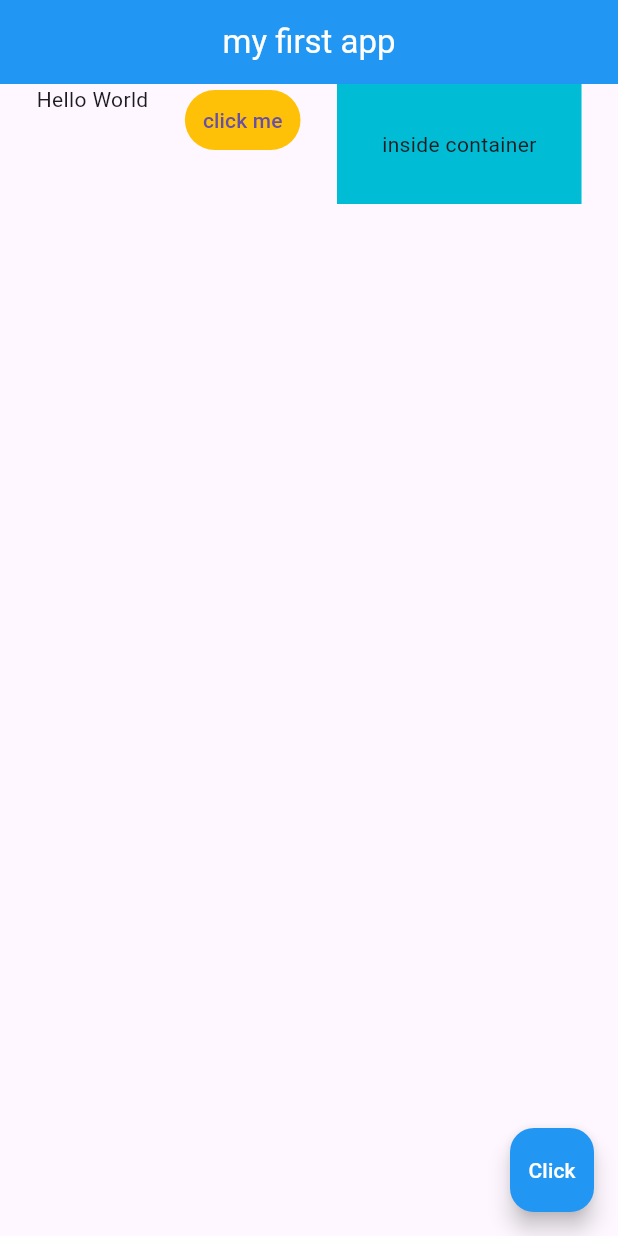
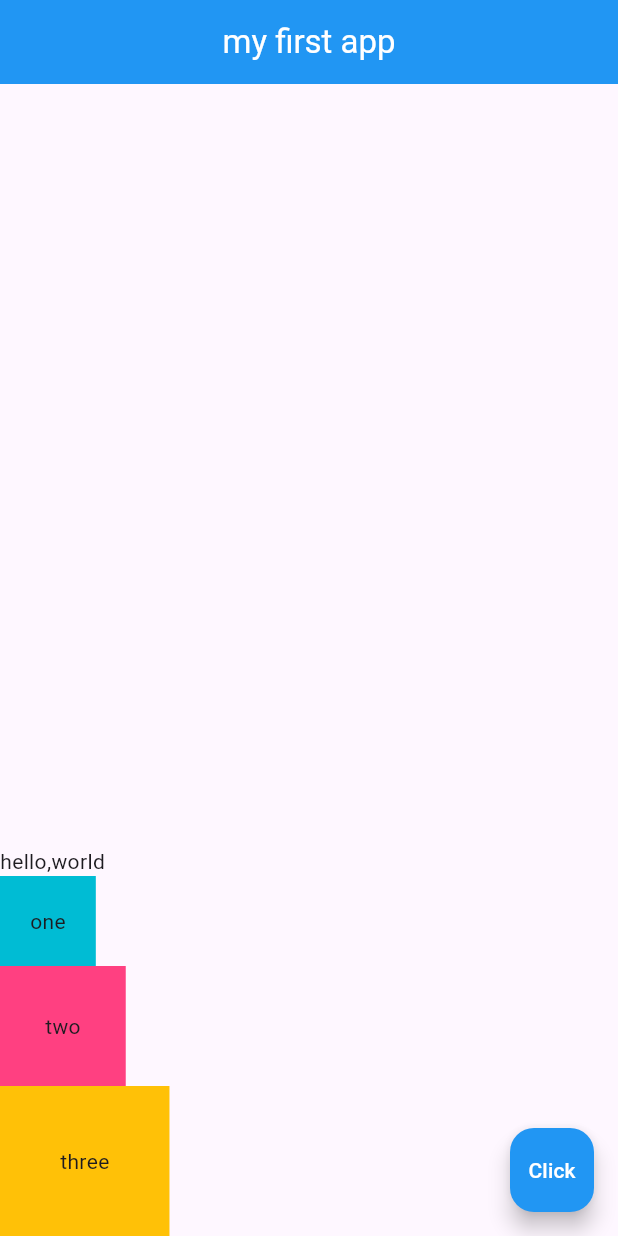
Before and after one commit to Prihantoedi/FlutterTest, a Flutter app: the screen it shows after launch, on a phone screen of 412 x 824 dp. Run offline on Flutter 3.47's test engine with Material 3 defaults, Android fonts, the phone set to English and light mode, and no system bars.

Commit message:
how to use Column Widget in flutter

```diff
--- a/lib/main.dart
+++ b/lib/main.dart
@@ -20,23 +20,31 @@ class Home extends StatelessWidget{
           backgroundColor: Colors.blue,
           centerTitle: true,
         ),
-        body: Row(
-          mainAxisAlignment: MainAxisAlignment.spaceEvenly,
+        body: Column(
+          mainAxisAlignment: MainAxisAlignment.end,
           crossAxisAlignment: CrossAxisAlignment.start,
           children: <Widget>[
-            Text('Hello World'),
-            TextButton(
-                onPressed: (){},
-                style: TextButton.styleFrom(
-                  backgroundColor: Colors.amber,
-                ),
-                child: Text('click me'),
+            Row(
+              children: <Widget>[
+                Text('hello,'),
+                Text('world'),
+              ],
             ),
             Container(
+              padding: EdgeInsets.all(20.0),
               color: Colors.cyan,
+              child: Text('one'),
+            ),
+            Container(
               padding: EdgeInsets.all(30.0),
-              child: Text('inside container'),
-            )
+              color: Colors.pinkAccent,
+              child: Text('two'),
+            ),
+            Container(
+              padding: EdgeInsets.all(40.0),
+              color: Colors.amber,
+              child: Text('three'),
+            ),
           ],
         ),
         floatingActionButton: FloatingActionButton(
```
